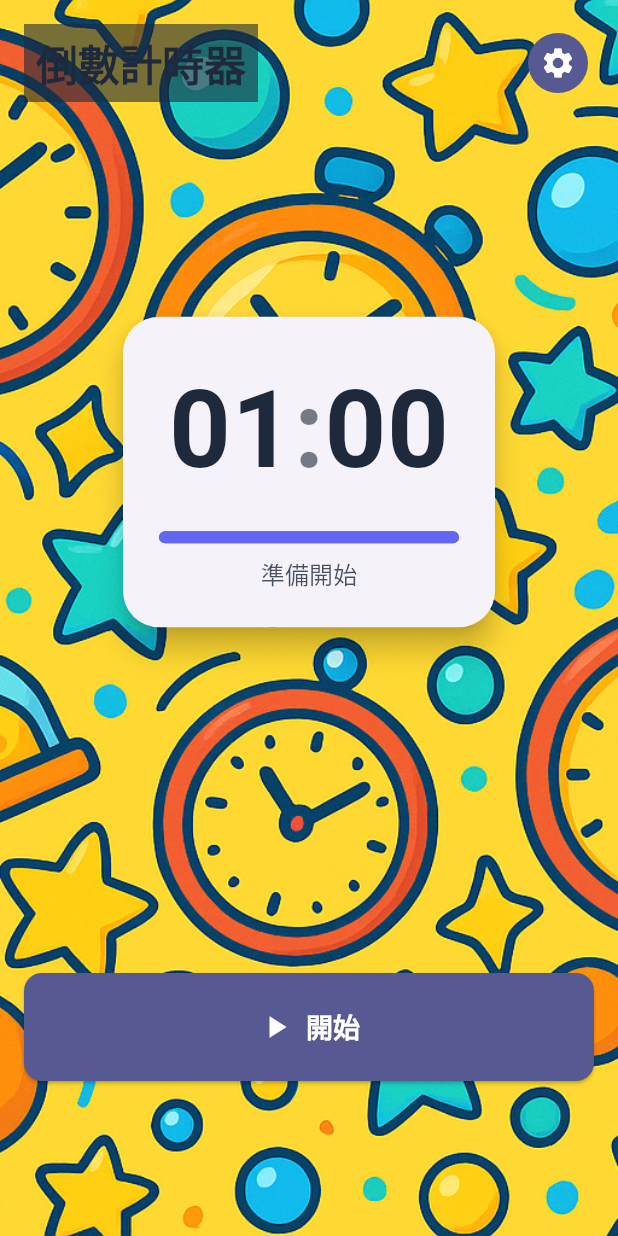
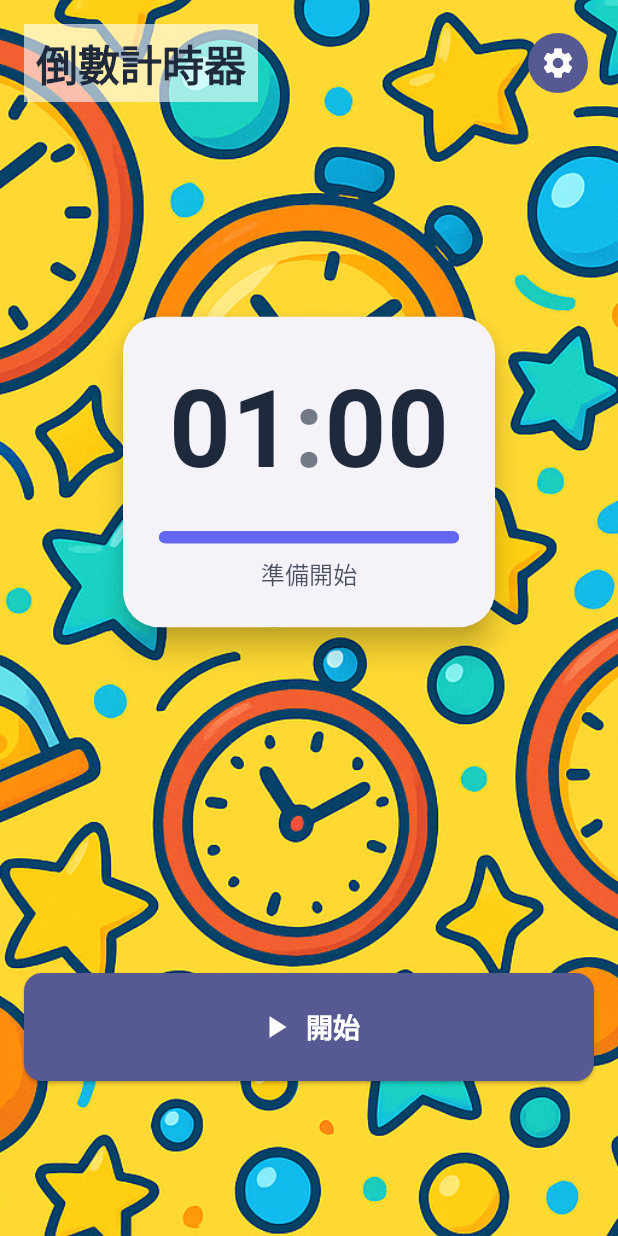
Before and after one commit to anchkorg/nextCountDown, a Flutter app: the screen it shows after launch, on a phone screen of 412 x 824 dp. Run offline on Flutter 3.47's test engine with Material 3 defaults, Android fonts, the phone set to English and light mode, and no system bars; our stand-ins replace equatable, flutter_riverpod, flutter_tts, go_router, just_audio, riverpod_annotation and 1 more; generated files the repository leaves out were written again; Roboto replaces fonts that are missing (System).

Commit message:
BoxDecoration color update

```diff
--- a/lib/views/home_page.dart
+++ b/lib/views/home_page.dart
@@ -89,8 +89,8 @@ class HomePage extends ConsumerWidget {
         Container(
           decoration: BoxDecoration(
             color: (Theme.of(context).brightness == Brightness.dark)
-                ? AppColors.timerDisplayDark.withValues(alpha: 0.6)
-                : AppColors.timerDisplayLight.withValues(alpha: 0.6),
+                ? Colors.black.withValues(alpha: 0.6)
+                : Colors.white.withValues(alpha: 0.6),
           ),
           child: Padding(
             padding: const EdgeInsets.all(8.0),
```
